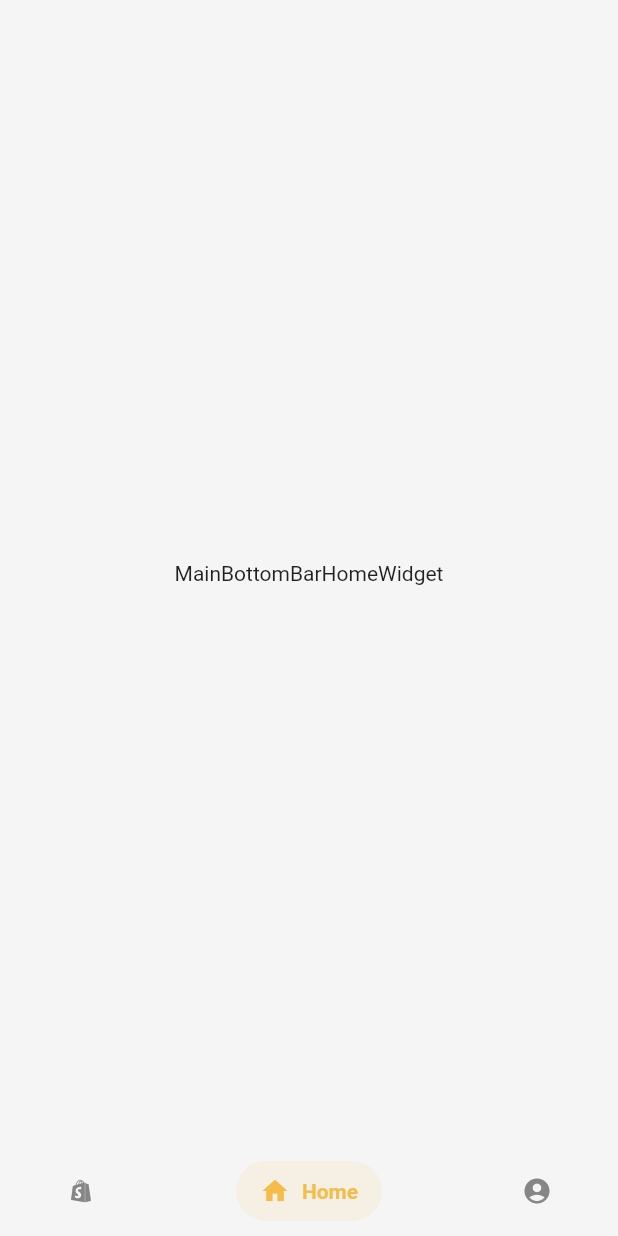
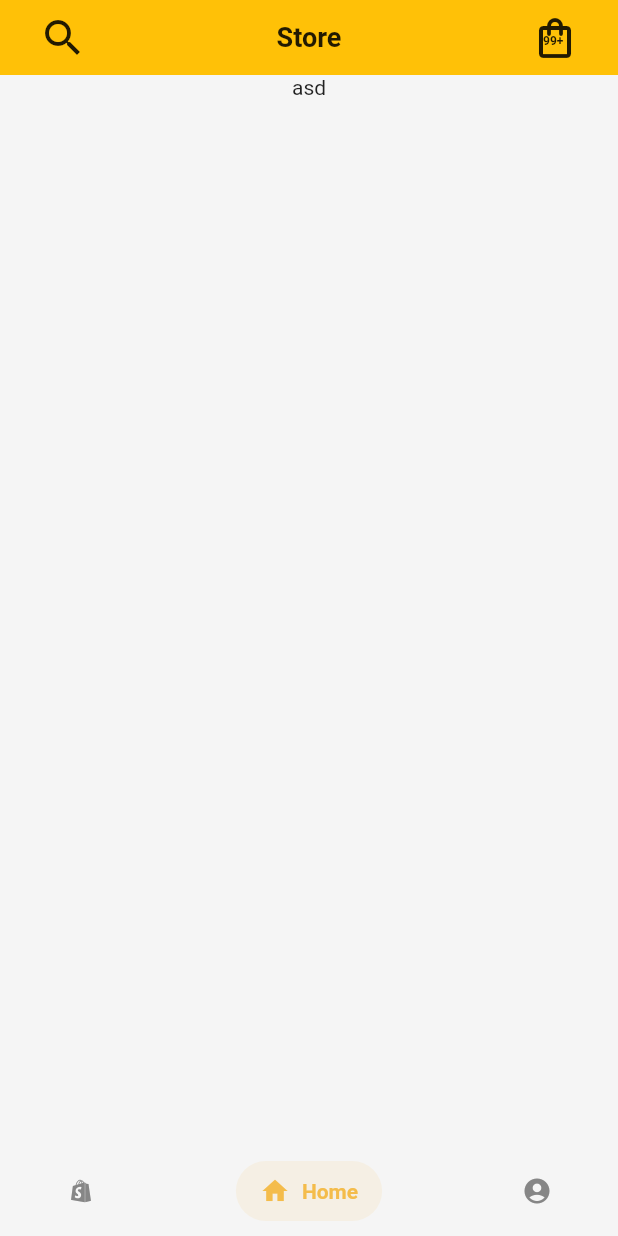
Before and after one commit to QuangDung159/flutter_ecommerce_app, a Flutter app: the screen it shows after launch, on a phone screen of 412 x 824 dp. Run offline on Flutter 3.47's test engine with Material 2 defaults, Android fonts, the phone set to English and light mode, and no system bars; drawn by our look-alikes of salomon_bottom_bar; our stand-ins replace get.

Commit message:
Main screen

```diff
--- a/lib/UI/screens/main_screen.dart
+++ b/lib/UI/screens/main_screen.dart
@@ -1,6 +1,7 @@
 // ignore_for_file: prefer_const_constructors, prefer_const_literals_to_create_immutables
 
 import 'package:flutter/material.dart';
+import 'package:flutter/services.dart';
 import 'package:flutter_ecommerce_app/UI/widgets/main_bottom_bar_deals_widget.dart';
 import 'package:flutter_ecommerce_app/UI/widgets/main_bottom_bar_home_widget.dart';
 import 'package:flutter_ecommerce_app/UI/widgets/main_bottom_bar_profile_widget.dart';
--- /dev/null
+++ b/lib/UI/widgets/app_bar_store.dart
@@ -0,0 +1,57 @@
+// ignore_for_file: prefer_const_constructors, prefer_const_literals_to_create_immutables
+
+import 'package:flutter/material.dart';
+
+class AppBarStore extends StatelessWidget {
+  const AppBarStore({
+    Key? key,
+  }) : super(key: key);
+
+  @override
+  Widget build(BuildContext context) {
+    return Container(
+      padding: EdgeInsets.symmetric(horizontal: 26),
+      width: MediaQuery.of(context).size.width,
+      color: Colors.amber,
+      height: 50,
+      child: Row(
+        mainAxisAlignment: MainAxisAlignment.spaceBetween,
+        children: [
+          GestureDetector(
+            onTap: () {},
+            child: Icon(
+              Icons.search,
+              size: 32,
+            ),
+          ),
+          Text(
+            'Store',
+            style: TextStyle(fontSize: 18, fontWeight: FontWeight.bold),
+          ),
+          GestureDetector(
+            onTap: () {},
+            child: Stack(
+              children: [
+                Icon(
+                  Icons.shopping_bag_outlined,
+                  size: 32,
+                ),
+                Positioned(
+                  top: 14,
+                  left: 8,
+                  child: Text(
+                    '99+',
+                    style: TextStyle(
+                      fontSize: 8,
+                      fontWeight: FontWeight.bold,
+                    ),
+                  ),
+                )
+              ],
+            ),
+          ),
+        ],
+      ),
+    );
+  }
+}
--- a/lib/UI/widgets/main_bottom_bar_home_widget.dart
+++ b/lib/UI/widgets/main_bottom_bar_home_widget.dart
@@ -1,19 +1,30 @@
-// ignore_for_file: prefer_const_constructors
+// ignore_for_file: prefer_const_constructors, prefer_const_literals_to_create_immutables
 
 import 'package:flutter/material.dart';
+import 'package:flutter_ecommerce_app/UI/widgets/app_bar_store.dart';
 
 class MainBottomBarHomeWidget extends StatefulWidget {
   const MainBottomBarHomeWidget({super.key});
 
   @override
-  State<MainBottomBarHomeWidget> createState() => _MainBottomBarHomeWidgetState();
+  State<MainBottomBarHomeWidget> createState() =>
+      _MainBottomBarHomeWidgetState();
 }
 
 class _MainBottomBarHomeWidgetState extends State<MainBottomBarHomeWidget> {
   @override
   Widget build(BuildContext context) {
-    return Center(
-      child: Text('MainBottomBarHomeWidget'),
+    return SafeArea(
+      child: Column(
+        children: [
+          AppBarStore(),
+          Center(
+            child: Text(
+              'asd',
+            ),
+          )
+        ],
+      ),
     );
   }
 }
--- /dev/null
+++ b/lib/core/constants/app_dimension.dart
@@ -0,0 +1 @@
+class AppDimension {}
--- a/lib/main.dart
+++ b/lib/main.dart
@@ -30,10 +30,10 @@ class _MyAppState extends State<MyApp> {
 
   @override
   Widget build(BuildContext context) {
-    SystemChrome.setSystemUIOverlayStyle(SystemUiOverlayStyle(
-      statusBarColor: Colors.white,
-      statusBarBrightness: Brightness.dark,
-    ));
+    // SystemChrome.setSystemUIOverlayStyle(SystemUiOverlayStyle(
+    //   statusBarColor: Colors.white,
+    //   statusBarBrightness: Brightness.dark,
+    // ));
     return GetMaterialApp(
       title: 'Flutter E-Commerce App',
       theme: ThemeData(
```
